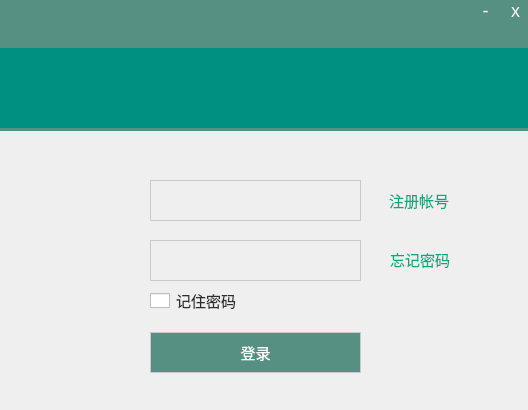
Above: QBox/login.ui from BuleHell/QBox before the change. Below: the same form after it.
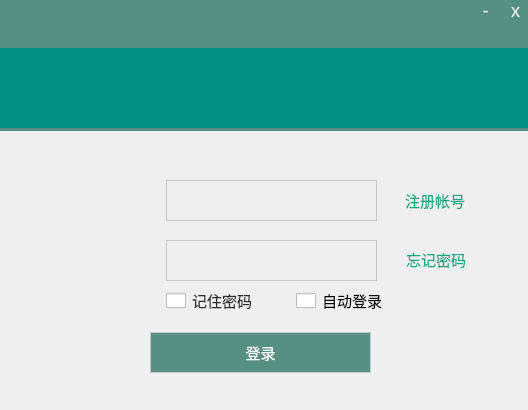
That is the form after the change. Icons and pictures are not drawn. Custom widgets are drawn as their Qt base class.

```diff
--- a/QBox/login.ui
+++ b/QBox/login.ui
@@ -196,7 +196,7 @@
     <rect>
      <x>150</x>
      <y>332</y>
-     <width>211</width>
+     <width>221</width>
      <height>41</height>
     </rect>
    </property>
@@ -220,7 +220,7 @@
   <widget class="QLabel" name="labelRegist">
    <property name="geometry">
     <rect>
-     <x>389</x>
+     <x>405</x>
      <y>190</y>
      <width>61</width>
      <height>21</height>
@@ -233,7 +233,7 @@
   <widget class="QLabel" name="labelForget">
    <property name="geometry">
     <rect>
-     <x>390</x>
+     <x>406</x>
      <y>249</y>
      <width>61</width>
      <height>20</height>
@@ -246,7 +246,7 @@
   <widget class="QWidget" name="widgetPassword" native="true">
    <property name="geometry">
     <rect>
-     <x>150</x>
+     <x>166</x>
      <y>240</y>
      <width>211</width>
      <height>41</height>
@@ -255,7 +255,7 @@
    <widget class="QLineEdit" name="lineEditPassword">
     <property name="geometry">
      <rect>
-      <x>40</x>
+      <x>56</x>
       <y>0</y>
       <width>171</width>
       <height>41</height>
@@ -274,7 +274,7 @@
    <widget class="QLabel" name="label">
     <property name="geometry">
      <rect>
-      <x>3</x>
+      <x>19</x>
       <y>5</y>
       <width>31</width>
       <height>31</height>
@@ -297,7 +297,7 @@
   <widget class="QWidget" name="widgetUser" native="true">
    <property name="geometry">
     <rect>
-     <x>150</x>
+     <x>166</x>
      <y>180</y>
      <width>211</width>
      <height>41</height>
@@ -306,7 +306,7 @@
    <widget class="QLabel" name="label1">
     <property name="geometry">
      <rect>
-      <x>3</x>
+      <x>19</x>
       <y>5</y>
       <width>31</width>
       <height>31</height>
@@ -327,7 +327,7 @@
    <widget class="QLineEdit" name="lineEditUser">
     <property name="geometry">
      <rect>
-      <x>40</x>
+      <x>56</x>
       <y>0</y>
       <width>171</width>
       <height>41</height>
@@ -358,11 +358,52 @@
      <enum>QLineEdit::Normal</enum>
     </property>
    </widget>
+   <widget class="QMenuButton" name="btnStatus">
+    <property name="geometry">
+     <rect>
+      <x>167</x>
+      <y>-2</y>
+      <width>41</width>
+      <height>41</height>
+     </rect>
+    </property>
+    <property name="sizePolicy">
+     <sizepolicy hsizetype="Expanding" vsizetype="Expanding">
+      <horstretch>2</horstretch>
+      <verstretch>0</verstretch>
+     </sizepolicy>
+    </property>
+    <property name="styleSheet">
+     <string notr="true">QPushButton{
+    border:none;
+}
+QPushButton:hover{
+    border:none;
+}
+QPushButton:pressed {
+
+    border:none;
+} </string>
+    </property>
+    <property name="text">
+     <string/>
+    </property>
+    <property name="icon">
+     <iconset resource="resource.qrc">
+      <normaloff>:/resource/image/login/resource/image/login/svg/status-online-1.svg</normaloff>:/resource/image/login/resource/image/login/svg/status-online-1.svg</iconset>
+    </property>
+    <property name="iconSize">
+     <size>
+      <width>55</width>
+      <height>55</height>
+     </size>
+    </property>
+   </widget>
   </widget>
   <widget class="QCheckBox" name="cbkAuto">
    <property name="geometry">
     <rect>
-     <x>150</x>
+     <x>166</x>
      <y>290</y>
      <width>111</width>
      <height>21</height>
@@ -394,7 +435,62 @@
     <set>Qt::AlignCenter</set>
    </property>
   </widget>
+  <widget class="QLabel" name="labelPhoto">
+   <property name="geometry">
+    <rect>
+     <x>10</x>
+     <y>180</y>
+     <width>121</width>
+     <height>121</height>
+    </rect>
+   </property>
+   <property name="styleSheet">
+    <string notr="true">border-color: rgb(255, 120, 31);
+border-image:  url(:/resource/image/login/resource/image/login/svg/avatar-border.svg);</string>
+   </property>
+   <property name="text">
+    <string/>
+   </property>
+   <property name="pixmap">
+    <pixmap resource="resource.qrc">:/resource/image/login/resource/image/login/avatar.png</pixmap>
+   </property>
+   <property name="alignment">
+    <set>Qt::AlignCenter</set>
+   </property>
+  </widget>
+  <widget class="QCheckBox" name="cbkAutoLogin">
+   <property name="geometry">
+    <rect>
+     <x>296</x>
+     <y>290</y>
+     <width>111</width>
+     <height>21</height>
+    </rect>
+   </property>
+   <property name="text">
+    <string>自动登录</string>
+   </property>
+  </widget>
+  <zorder>labelLogo</zorder>
+  <zorder>btnClose</zorder>
+  <zorder>btnLogin</zorder>
+  <zorder>btnMin</zorder>
+  <zorder>labelRegist</zorder>
+  <zorder>labelForget</zorder>
+  <zorder>widgetPassword</zorder>
+  <zorder>widgetUser</zorder>
+  <zorder>cbkAuto</zorder>
+  <zorder>Logo</zorder>
+  <zorder>cbkAutoLogin</zorder>
+  <zorder>labelPhoto</zorder>
  </widget>
+ <customwidgets>
+  <customwidget>
+   <class>QMenuButton</class>
+   <extends>QPushButton</extends>
+   <header location="global">qmenubutton.h</header>
+  </customwidget>
+ </customwidgets>
  <resources>
   <include location="resource.qrc"/>
  </resources>
```
